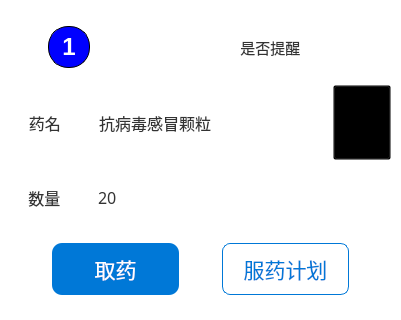
The window that fetch_card.ui (tongvvv/medicineBox) describes before a commit, drawn with Qt 5.
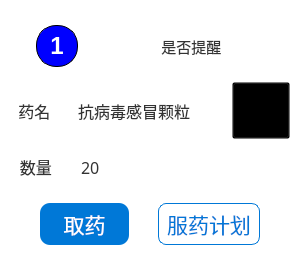
The same window after the commit. Icons and pictures are not drawn. Custom widgets are drawn as their Qt base class.

Diff of the .ui file:
```diff
--- a/fetch_card.ui
+++ b/fetch_card.ui
@@ -6,8 +6,8 @@
    <rect>
     <x>0</x>
     <y>0</y>
-    <width>401</width>
-    <height>320</height>
+    <width>300</width>
+    <height>270</height>
    </rect>
   </property>
   <property name="sizePolicy">
@@ -18,8 +18,8 @@
   </property>
   <property name="minimumSize">
    <size>
-    <width>350</width>
-    <height>320</height>
+    <width>300</width>
+    <height>270</height>
    </size>
   </property>
   <property name="windowTitle">
```
